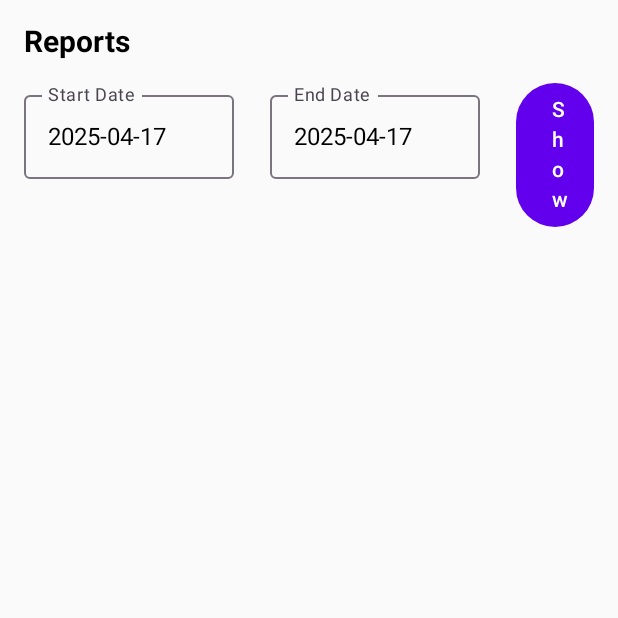
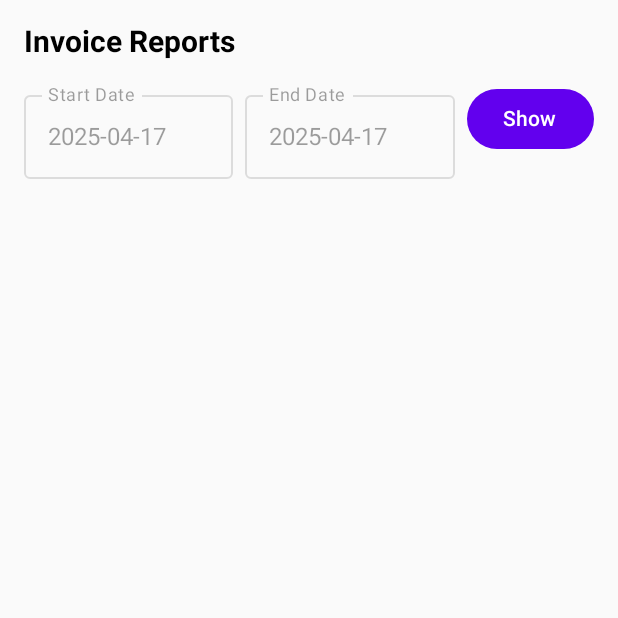
Before and after one commit to bhkrayem/ChInv, an Android app built with Jetpack Compose: the ReportsScreen screen opened through its navigation route, after a tap on "Show", on a phone screen of 412 x 824 dp, the top half of it. Run offline under Robolectric (Android 15) with nearby library versions, the phone set to English and light mode, and no system bars; our stand-ins replace Room's generated code.

```diff
--- a/app/src/main/java/com/bahaa/chinv/ReportsScreen.kt
+++ b/app/src/main/java/com/bahaa/chinv/ReportsScreen.kt
@@ -4,10 +4,12 @@ import android.app.DatePickerDialog
 import android.widget.DatePicker
 import androidx.compose.foundation.clickable
 import androidx.compose.foundation.layout.Arrangement
+import androidx.compose.foundation.layout.Box
 import androidx.compose.foundation.layout.Column
 import androidx.compose.foundation.layout.Row
 import androidx.compose.foundation.layout.Spacer
 import androidx.compose.foundation.layout.fillMaxSize
+import androidx.compose.foundation.layout.fillMaxWidth
 import androidx.compose.foundation.layout.height
 import androidx.compose.foundation.layout.padding
 import androidx.compose.foundation.layout.width
@@ -28,6 +30,7 @@ import androidx.compose.ui.unit.dp
 import androidx.navigation.NavHostController
 import com.bahaa.chinv.data.AppDatabase
 import com.bahaa.chinv.data.Invoice
+import com.bahaa.chinv.data.InvoiceItem
 import kotlinx.coroutines.flow.first
 import kotlinx.coroutines.launch
 import java.text.SimpleDateFormat
@@ -38,7 +41,7 @@ import java.util.Locale
 @Composable
 fun ReportsScreen(navController: NavHostController) {
     val context = LocalContext.current
-    val invoiceDao = remember { AppDatabase.getDatabase(context).invoiceDao() }
+    val dao = remember { AppDatabase.getDatabase(context).invoiceDao() }
     val coroutineScope = rememberCoroutineScope()
 
     val dateFormat = SimpleDateFormat("yyyy-MM-dd", Locale.getDefault())
@@ -46,7 +49,8 @@ fun ReportsScreen(navController: NavHostController) {
 
     var startDate by remember { mutableStateOf(today) }
     var endDate by remember { mutableStateOf(today) }
-    var filteredInvoices by remember { mutableStateOf<List<Invoice>>(emptyList()) }
+
+    var invoicesWithItems by remember { mutableStateOf<Map<Invoice, List<InvoiceItem>>>(emptyMap()) }
 
     Column(
         modifier = Modifier
@@ -54,33 +58,56 @@ fun ReportsScreen(navController: NavHostController) {
             .padding(16.dp)
     ) {
 
-        Text("Reports", style = MaterialTheme.typography.titleLarge)
+        Text("Invoice Reports", style = MaterialTheme.typography.titleLarge)
 
         Spacer(modifier = Modifier.height(16.dp))
 
-        Row(horizontalArrangement = Arrangement.spacedBy(8.dp)) {
-            DateField(label = "Start Date", date = startDate, onDateSelected = { startDate = it })
-            Spacer(modifier = Modifier.width(8.dp))
-            DateField(label = "End Date", date = endDate, onDateSelected = { endDate = it })
+        Row(
+            modifier = Modifier.fillMaxWidth(),
+            horizontalArrangement = Arrangement.spacedBy(8.dp)
+        ) {
+            Column(modifier = Modifier.weight(1f)) {
+                DateField("Start Date", startDate) { startDate = it }
+            }
 
-            Spacer(modifier = Modifier.width(8.dp))
-            Button(onClick = {
+            Column(modifier = Modifier.weight(1f)) {
+                DateField("End Date", endDate) { endDate = it }
+            }
+
+            Button(
+                onClick = {
                     coroutineScope.launch {
-                    // Collect from Flow using .first()
-                    filteredInvoices =
-                        invoiceDao.getInvoicesBetweenDates(startDate, endDate).first()
+                        val filteredInvoices =
+                            dao.getInvoicesBetweenDates(startDate, endDate).first()
+                        val result = mutableMapOf<Invoice, List<InvoiceItem>>()
+                        for (invoice in filteredInvoices) {
+                            val items = dao.getItemsForInvoice(invoice.id).first()
+                            result[invoice] = items
                         }
-            }) {
+                        invoicesWithItems = result
+                    }
+                },
+                modifier = Modifier.alignByBaseline()
+            ) {
                 Text("Show")
             }
         }
 
         Spacer(modifier = Modifier.height(16.dp))
 
-        filteredInvoices.forEach { invoice ->
-            Text("Invoice #${invoice.id}")
+        invoicesWithItems.forEach { (invoice, items) ->
+            Column(modifier = Modifier.padding(bottom = 12.dp)) {
+                Text("Invoice #${invoice.id}", style = MaterialTheme.typography.titleMedium)
                 Text("Customer: ${invoice.customerName}")
                 Text("Date: ${invoice.date}   Time: ${invoice.time}")
+
+                Spacer(modifier = Modifier.height(8.dp))
+
+                items.forEach { item ->
+                    Text("- ${item.itemName} | Qty: ${item.quantity} ${item.unit} + Free: ${item.freeQuantity} | Unit Price: ${item.unitPrice} | Total: ${item.value}")
+                }
+
+                Spacer(modifier = Modifier.height(4.dp))
                 Text("Discount: ${invoice.discount}")
                 Text("Total: ${invoice.total}")
                 Text("Net: ${invoice.netValue}")
@@ -88,34 +115,36 @@ fun ReportsScreen(navController: NavHostController) {
             }
         }
     }
+}
 
 @Composable
-fun DateField(label: String, date: String, onDateSelected: (String) -> Unit) {
+fun DateField(label: String, selectedDate: String, onDateSelected: (String) -> Unit) {
     val context = LocalContext.current
     val calendar = Calendar.getInstance()
+    val year = calendar.get(Calendar.YEAR)
+    val month = calendar.get(Calendar.MONTH)
+    val day = calendar.get(Calendar.DAY_OF_MONTH)
 
-    val datePickerDialog = remember {
+    Box(
+        modifier = Modifier
+            .width(140.dp)
+            .clickable {
                 DatePickerDialog(
                     context,
-            { _: DatePicker, year, month, dayOfMonth ->
-                val formatted = "%04d-%02d-%02d".format(year, month + 1, dayOfMonth)
+                    { _: DatePicker, y, m, d ->
+                        val formatted = "%04d-%02d-%02d".format(y, m + 1, d)
                         onDateSelected(formatted)
                     },
-            calendar.get(Calendar.YEAR),
-            calendar.get(Calendar.MONTH),
-            calendar.get(Calendar.DAY_OF_MONTH)
-        )
-    }
-
+                    year, month, day
+                ).show()
+            }) {
         OutlinedTextField(
-        value = date,
+            value = selectedDate,
             onValueChange = {},
             label = { Text(label) },
             readOnly = true,
-        modifier = Modifier
-            .width(140.dp)
-            .clickable {
-                datePickerDialog.show()
-            }
+            enabled = false, // 👈 disable input completely, but still show UI
+            modifier = Modifier.fillMaxWidth()
         )
     }
+}
```
Lines whose indentation alone changed are shown as unchanged.
